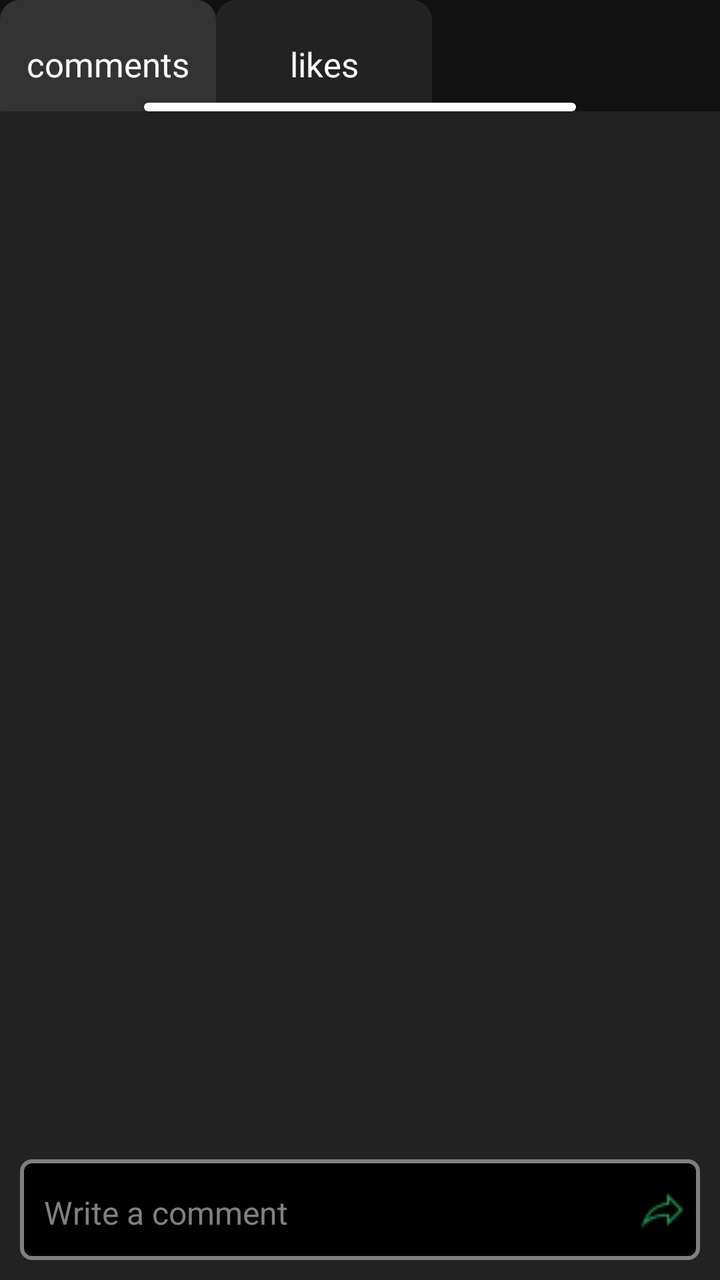
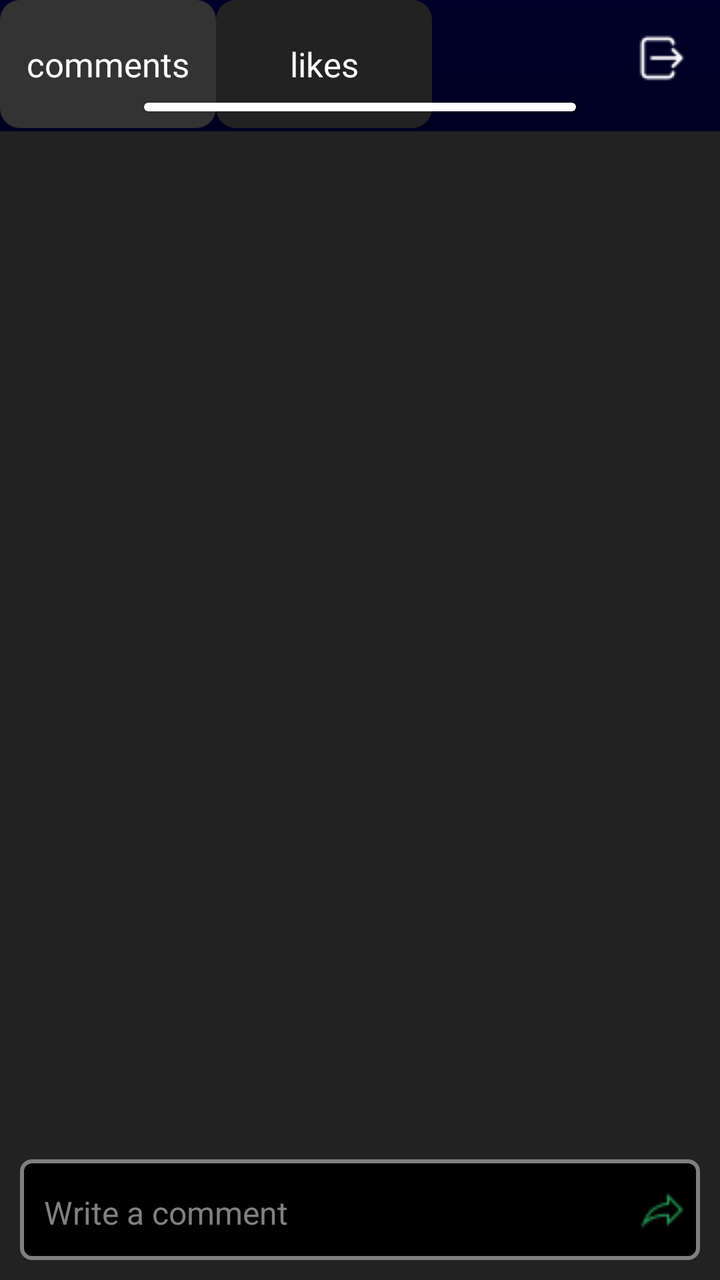

Two renders of the same Android screen: before a commit and after it. Below are the layout's source before the change and the commit's diff.
<!-- AndroidManifest.xml: application theme Theme.Pruvve -->
<!-- res/layout/dialogue_comments_and_likes.xml -->
<?xml version="1.0" encoding="utf-8"?>
<androidx.constraintlayout.widget.ConstraintLayout xmlns:android="http://schemas.android.com/apk/res/android"
    xmlns:app="http://schemas.android.com/apk/res-auto"
    xmlns:tools="http://schemas.android.com/tools"
    android:id="@+id/clCommentsAndLikes"
    android:layout_width="match_parent"
    android:layout_height="match_parent"
    android:background="@color/darker_gray"
    app:layout_constraintBottom_toBottomOf="parent"
    app:layout_constraintEnd_toEndOf="parent"
    app:layout_constraintStart_toStartOf="parent"
    app:layout_constraintTop_toTopOf="@+id/guideline324">

    <TextView
        android:id="@+id/tvLikeItems"
        android:layout_width="0dp"
        android:layout_height="0dp"
        android:background="@drawable/dialogue_background4"
        android:fontFamily="@font/my_exo"
        android:gravity="center"
        android:text="likes"
        android:textColor="@color/white"
        android:textSize="17sp"
        app:layout_constraintBottom_toTopOf="@+id/guideline240"
        app:layout_constraintEnd_toStartOf="@+id/guideline239"
        app:layout_constraintStart_toStartOf="@+id/guideline315"
        app:layout_constraintTop_toTopOf="parent"
        tools:ignore="HardcodedText" />

    <TextView
        android:id="@+id/tvMyComments"
        android:layout_width="0dp"
        android:layout_height="0dp"
        android:background="@drawable/dialogue_background3"
        android:fontFamily="@font/my_exo"
        android:gravity="center"
        android:text="comments"
        android:textColor="@color/white"
        android:textSize="17sp"
        app:layout_constraintBottom_toTopOf="@+id/guideline240"
        app:layout_constraintEnd_toStartOf="@+id/guideline315"
        app:layout_constraintStart_toStartOf="parent"
        app:layout_constraintTop_toTopOf="parent"
        tools:ignore="HardcodedText" />

    <androidx.cardview.widget.CardView
        android:id="@+id/cvCommentBar"
        android:layout_width="0dp"
        android:layout_height="0dp"
        android:background="@drawable/profile_line"
        app:layout_constraintBottom_toTopOf="@+id/guideline233"
        app:layout_constraintEnd_toStartOf="@+id/guideline235"
        app:layout_constraintStart_toStartOf="@+id/guideline236"
        app:layout_constraintTop_toTopOf="@+id/guideline232">

        <View
            android:layout_width="match_parent"
            android:layout_height="match_parent" />
    </androidx.cardview.widget.CardView>

    <androidx.recyclerview.widget.RecyclerView
        android:id="@+id/rvCommentsAndLikes"
        android:layout_width="0dp"
        android:layout_height="0dp"
        android:background="@color/mid_dark_gray"
        app:layout_constraintBottom_toBottomOf="parent"
        app:layout_constraintEnd_toEndOf="parent"
        app:layout_constraintStart_toStartOf="parent"
        app:layout_constraintTop_toTopOf="@+id/guideline233" />

    <LinearLayout
        android:layout_width="0dp"
        android:layout_height="0dp"
        android:layout_margin="10dp"
        android:orientation="horizontal"
        android:background="@drawable/search_background2"
        app:layout_constraintBottom_toBottomOf="parent"
        app:layout_constraintEnd_toEndOf="parent"
        app:layout_constraintStart_toStartOf="parent"
        app:layout_constraintTop_toTopOf="@+id/guideline124">

        <EditText
            android:layout_width="match_parent"
            android:layout_height="match_parent"
            android:layout_weight="1"
            android:layout_marginStart="8dp"
            android:layout_marginEnd="2dp"
            android:inputType="textMultiLine"
            android:autofillHints="none"
            android:hint="Write a comment"
            android:textSize="16sp"
            android:textColorHint="@color/gray"
            tools:ignore="HardcodedText" />

        <ImageView
            android:layout_width="match_parent"
            android:layout_height="match_parent"
            android:layout_weight="8"
            android:layout_margin="5dp"
            android:src="@drawable/send_icon"/>
    </LinearLayout>

    <androidx.constraintlayout.widget.Guideline
        android:id="@+id/guideline232"
        android:layout_width="wrap_content"
        android:layout_height="wrap_content"
        android:orientation="horizontal"
        app:layout_constraintGuide_percent="0.08" />

    <androidx.constraintlayout.widget.Guideline
        android:id="@+id/guideline233"
        android:layout_width="wrap_content"
        android:layout_height="wrap_content"
        android:orientation="horizontal"
        app:layout_constraintGuide_percent="0.087" />

    <androidx.constraintlayout.widget.Guideline
        android:id="@+id/guideline235"
        android:layout_width="wrap_content"
        android:layout_height="wrap_content"
        android:orientation="vertical"
        app:layout_constraintGuide_percent="0.8" />

    <androidx.constraintlayout.widget.Guideline
        android:id="@+id/guideline236"
        android:layout_width="wrap_content"
        android:layout_height="wrap_content"
        android:orientation="vertical"
        app:layout_constraintGuide_percent="0.2" />

    <androidx.constraintlayout.widget.Guideline
        android:id="@+id/guideline239"
        android:layout_width="wrap_content"
        android:layout_height="wrap_content"
        android:orientation="vertical"
        app:layout_constraintGuide_percent="0.6" />

    <androidx.constraintlayout.widget.Guideline
        android:id="@+id/guideline240"
        android:layout_width="wrap_content"
        android:layout_height="wrap_content"
        android:orientation="horizontal"
        app:layout_constraintGuide_percent="0.1" />

    <androidx.constraintlayout.widget.Guideline
        android:id="@+id/guideline315"
        android:layout_width="wrap_content"
        android:layout_height="wrap_content"
        android:orientation="vertical"
        app:layout_constraintGuide_percent="0.3" />

    <androidx.constraintlayout.widget.Guideline
        android:id="@+id/guideline124"
        android:layout_width="wrap_content"
        android:layout_height="wrap_content"
        android:orientation="horizontal"
        app:layout_constraintGuide_percent="0.89" />

</androidx.constraintlayout.widget.ConstraintLayout>
<!-- resources referenced by this layout -->
<resources>
  <color name="darker_gray">#111111</color>
  <color name="gray">#808080</color>
  <color name="mid_dark_gray">#222222</color>
  <color name="white">#FFFFFFFF</color>
  <!-- drawable dialogue_background3 (drawable) -->
  <?xml version="1.0" encoding="utf-8"?>
  <shape
      xmlns:android="http://schemas.android.com/apk/res/android"
      android:shape="rectangle">
      <solid
          android:color="@color/dark_gray"/>
      <corners
          android:radius="10dp"/>
  </shape>
  <!-- drawable dialogue_background4 (drawable) -->
  <?xml version="1.0" encoding="utf-8"?>
  <shape
      xmlns:android="http://schemas.android.com/apk/res/android"
      android:shape="rectangle">
      <solid
          android:color="@color/mid_dark_gray"/>
      <corners
          android:radius="10dp"/>
  </shape>
  <!-- drawable profile_line (drawable) -->
  <?xml version="1.0" encoding="utf-8"?>
  <shape xmlns:android="http://schemas.android.com/apk/res/android"
      android:shape="oval">
      <solid android:color="@color/dark_gray"/>
  </shape>
  <!-- drawable search_background2 (drawable) -->
  <?xml version="1.0" encoding="utf-8"?>
  <shape xmlns:android="http://schemas.android.com/apk/res/android"
      android:shape="rectangle">
      <corners android:radius="5dp"/>
      <solid android:color="@color/black"/>
      <stroke android:width="2dp"
          android:color="@color/gray"/>
  
  </shape>
  <!-- drawable send_icon: png bitmap (drawable, 459 bytes) -->
  <style name="Theme.Pruvve" parent="Theme.AppCompat.DayNight.DarkActionBar" />
  <color name="dark_gray">#333333</color>
  <color name="black">#FF000000</color>
</resources>

<!-- the commit's change to res/layout/dialogue_comments_and_likes.xml (unified diff, before → after) -->
@@ -5,11 +5,7 @@
     android:id="@+id/clCommentsAndLikes"
     android:layout_width="match_parent"
     android:layout_height="match_parent"
-    android:background="@color/darker_gray"
-    app:layout_constraintBottom_toBottomOf="parent"
-    app:layout_constraintEnd_toEndOf="parent"
-    app:layout_constraintStart_toStartOf="parent"
-    app:layout_constraintTop_toTopOf="@+id/guideline324">
+    android:background="@drawable/pitch_background">
 
     <TextView
         android:id="@+id/tvLikeItems"
@@ -62,6 +58,7 @@
         android:id="@+id/rvCommentsAndLikes"
         android:layout_width="0dp"
         android:layout_height="0dp"
+        android:layout_marginTop="10dp"
         android:background="@color/mid_dark_gray"
         app:layout_constraintBottom_toBottomOf="parent"
         app:layout_constraintEnd_toEndOf="parent"
@@ -72,33 +69,46 @@
         android:layout_width="0dp"
         android:layout_height="0dp"
         android:layout_margin="10dp"
+        android:background="@drawable/search_background2"
         android:orientation="horizontal"
-        android:background="@drawable/search_background2"
         app:layout_constraintBottom_toBottomOf="parent"
         app:layout_constraintEnd_toEndOf="parent"
         app:layout_constraintStart_toStartOf="parent"
         app:layout_constraintTop_toTopOf="@+id/guideline124">
 
         <EditText
+            android:id="@+id/etCommentText"
             android:layout_width="match_parent"
             android:layout_height="match_parent"
-            android:layout_weight="1"
             android:layout_marginStart="8dp"
             android:layout_marginEnd="2dp"
-            android:inputType="textMultiLine"
+            android:layout_weight="1"
             android:autofillHints="none"
             android:hint="Write a comment"
+            android:inputType="textMultiLine"
+            android:textColorHint="@color/gray"
             android:textSize="16sp"
-            android:textColorHint="@color/gray"
             tools:ignore="HardcodedText" />
 
         <ImageView
+            android:id="@+id/imvCommentSend"
             android:layout_width="match_parent"
             android:layout_height="match_parent"
+            android:layout_margin="5dp"
             android:layout_weight="8"
-            android:layout_margin="5dp"
-            android:src="@drawable/send_icon"/>
+            android:src="@drawable/send_icon"
+            tools:ignore="ContentDescription" />
     </LinearLayout>
+
+    <ImageView
+        android:id="@+id/imvExitCommentSection"
+        android:layout_width="wrap_content"
+        android:layout_height="wrap_content"
+        android:layout_margin="15dp"
+        android:src="@drawable/exit_icon"
+        app:layout_constraintEnd_toEndOf="parent"
+        app:layout_constraintTop_toTopOf="parent"
+        tools:ignore="ContentDescription" />
 
     <androidx.constraintlayout.widget.Guideline
         android:id="@+id/guideline232"
<!-- resource entries referenced after the edit -->
@@ -1,6 +1,5 @@
 <!-- resources referenced by this layout -->
 <resources>
-  <color name="darker_gray">#111111</color>
   <color name="gray">#808080</color>
   <color name="mid_dark_gray">#222222</color>
   <color name="white">#FFFFFFFF</color>
@@ -24,6 +23,19 @@
       <corners
           android:radius="10dp"/>
   </shape>
+  <!-- drawable exit_icon: png bitmap (drawable, 312 bytes) -->
+  <!-- drawable pitch_background (drawable) -->
+  <?xml version="1.0" encoding="utf-8"?>
+  <shape
+      xmlns:android="http://schemas.android.com/apk/res/android"
+      android:shape="rectangle">
+      <gradient android:startColor="@color/black"
+          android:endColor="#00002A"
+          android:angle="90"
+          android:type="linear"
+          android:centerColor="@color/black"/>
+  
+  </shape>
   <!-- drawable profile_line (drawable) -->
   <?xml version="1.0" encoding="utf-8"?>
   <shape xmlns:android="http://schemas.android.com/apk/res/android"
